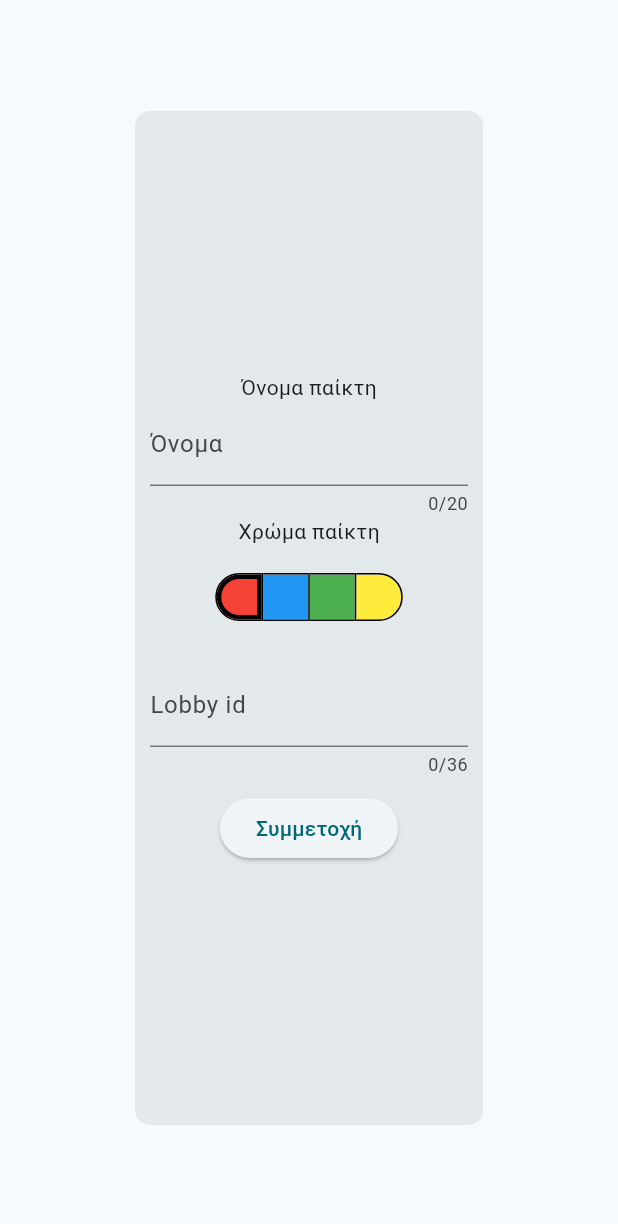
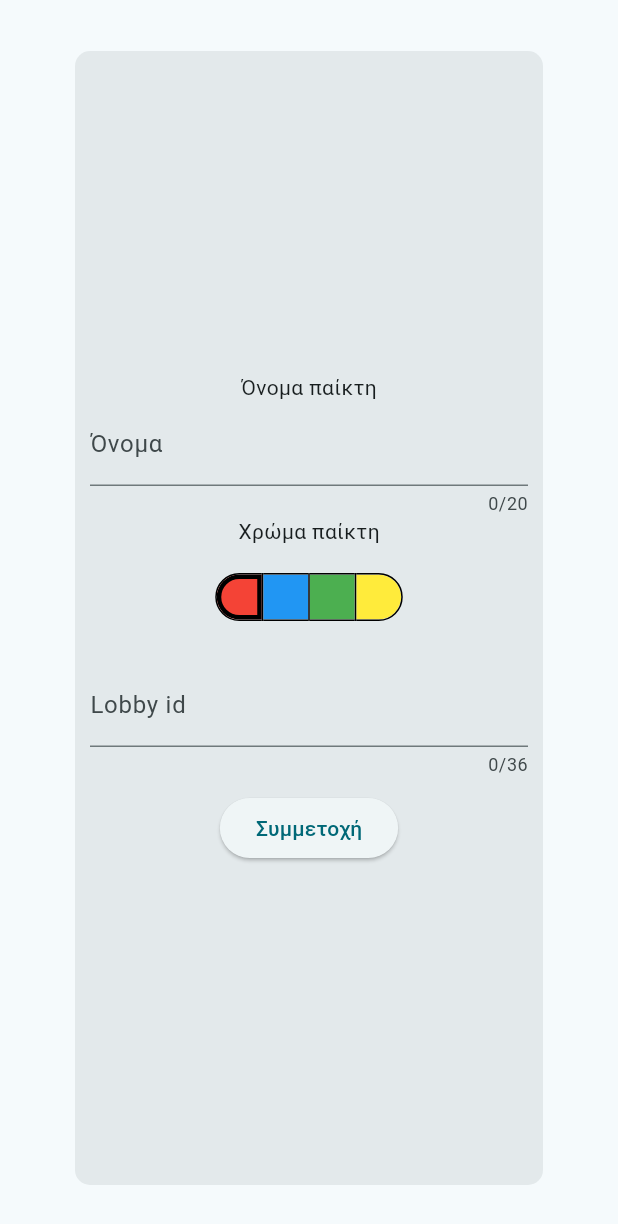
Before and after one commit to Ptriantafyll/geography_board_game, a Flutter app: the JoinLobbyScreen widget shown alone on an empty page, opened directly, on a phone screen of 412 x 824 dp. Shown: the top 1224 px of the screen. Run offline on Flutter 3.47's test engine with Material 3 defaults, Android fonts, the phone set to English and light mode, and no system bars; our stand-ins replace flutter_riverpod; network calls fail.

Commit message:
Fixed wrong padding and added comment
Signed-off-by: Ptriantafyll <ptriantafyll@gmail.com>

```diff
--- a/frontend/lib/screens/join_lobby.dart
+++ b/frontend/lib/screens/join_lobby.dart
@@ -65,7 +65,7 @@ class _JoinLobbyScreenState extends ConsumerState<JoinLobbyScreen> {
 
     return SafeArea(
       child: Container(
-        padding: const EdgeInsets.all(50),
+        padding: const EdgeInsets.all(10),
         child: Dialog(
           shape: RoundedRectangleBorder(
             borderRadius: BorderRadius.all(Radius.circular(10)),
--- a/frontend/lib/screens/lobby.dart
+++ b/frontend/lib/screens/lobby.dart
@@ -64,6 +64,7 @@ class _LobbyScreenState extends ConsumerState<LobbyScreen> {
     }
 
     if (response is LeftLobbyResponse) {
+      // todo: if owner left, make another player the owner
       WidgetsBinding.instance.addPostFrameCallback((_) {
         setState(() {
           widget.players
@@ -80,6 +81,7 @@ class _LobbyScreenState extends ConsumerState<LobbyScreen> {
         // todo: add rejoin functionality
         Navigator.of(context).push(
           MaterialPageRoute(
+            // todo: make game have an owner as well
             builder: (ctx) => GameScreen(
               gameId: response.gameId,
               players: widget.players,
@@ -117,7 +119,6 @@ class _LobbyScreenState extends ConsumerState<LobbyScreen> {
           ),
         ],
       ),
-      // todo: test that only owner is able to see/click this
       floatingActionButton: widget.isOwner
           ? ElevatedButton(
               onPressed: _startGame,
```
